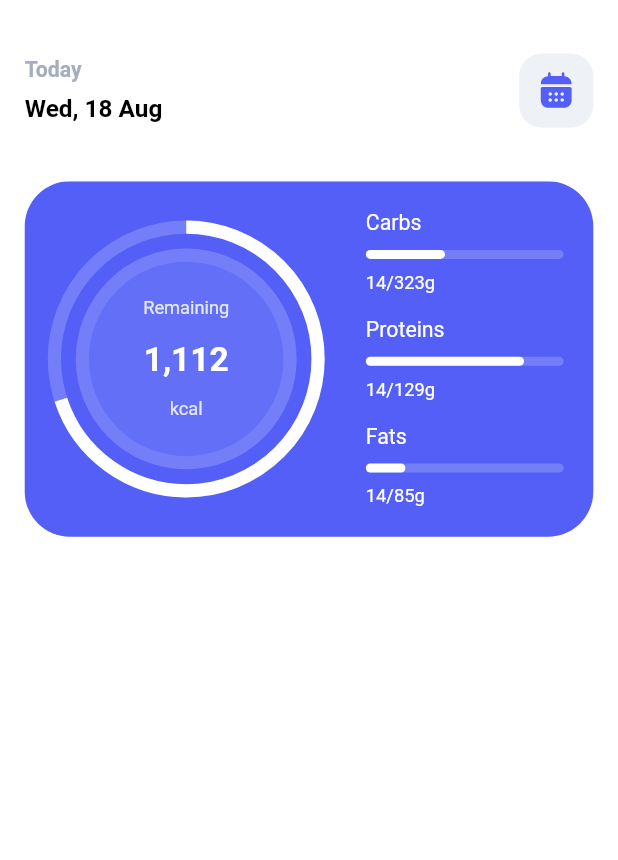
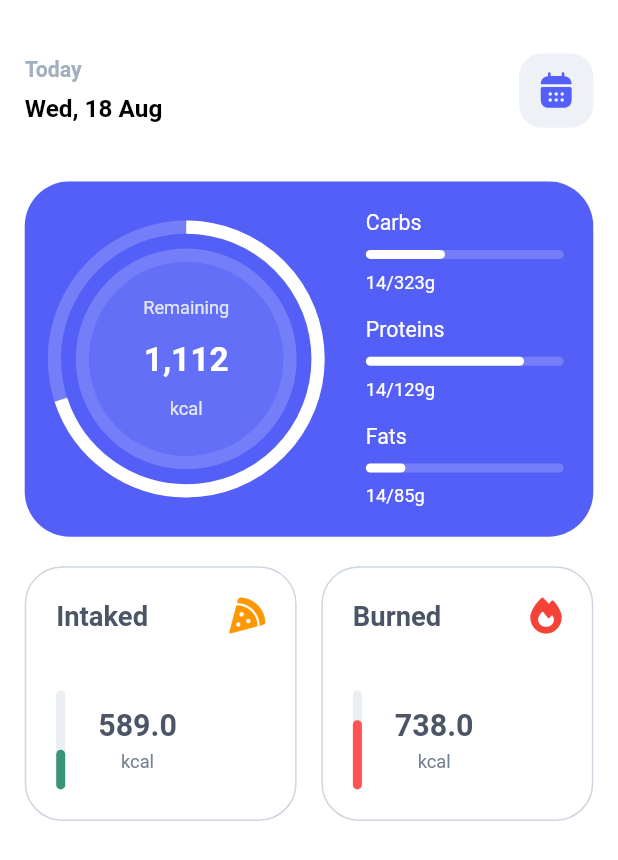
Before and after one commit to mahdinazmi/Flutter-Nutrition-UI, a Flutter app: the screen it shows after launch, on a phone screen of 412 x 824 dp. Shown: the top 860 px of the screen. Run offline on Flutter 3.47's test engine with Material 2 defaults, Android fonts, the phone set to English and light mode, and no system bars; drawn by our look-alikes of percent_indicator; our stand-ins replace flutter_screenutil, flutter_svg, font_awesome_flutter.

Commit message:
Add Daily Calorie Statistics

```diff
--- a/lib/screen/home/home-body.dart
+++ b/lib/screen/home/home-body.dart
@@ -3,6 +3,7 @@ import 'package:flutter_screenutil/flutter_screenutil.dart';
 import 'package:flutter_svg/flutter_svg.dart';
 import 'package:nutrition/config/config.dart';
 
+import 'widget/daily-calorie-statistics.dart';
 import 'widget/daily-summary.dart';
 
 class HomeBody extends StatelessWidget {
@@ -20,7 +21,8 @@ class HomeBody extends StatelessWidget {
         margin: EdgeInsets.only(right: 15. w, left: 15. w),
         child: ListView(
           children: const [
-            DailySummary()
+            DailySummary(),
+            DailyCalorieStatistics()
           ],
         ),
       ),
--- /dev/null
+++ b/lib/screen/home/widget/daily-calorie-statistics.dart
@@ -0,0 +1,47 @@
+import 'package:flutter/material.dart';
+import 'package:flutter_screenutil/flutter_screenutil.dart';
+import 'package:font_awesome_flutter/font_awesome_flutter.dart';
+import 'package:nutrition/config/config.dart';
+import 'package:nutrition/widget/widget.dart';
+
+class DailyCalorieStatistics extends StatelessWidget {
+  const DailyCalorieStatistics({
+    Key ? key
+  }): super(key: key);
+
+  @override
+  Widget build(BuildContext context) {
+    return AspectRatio(
+      aspectRatio: 2,
+      child: Container(
+        margin: EdgeInsets.only(top: 18. w),
+        child: Row(
+          mainAxisAlignment: MainAxisAlignment.spaceBetween,
+          children: [
+            statisticsTile(
+              title: 'Intaked',
+              icon: FaIcon(
+                FontAwesomeIcons.pizzaSlice,
+                color: Colors.orange,
+              ),
+              progressColor: AppColors.colorAccent,
+              value: 589,
+              progressPercent: 0.4
+            ),
+            SizedBox(width: 15. w, ),
+            statisticsTile(
+              title: 'Burned',
+              icon: FaIcon(
+                FontAwesomeIcons.fire,
+                color: Colors.red,
+              ),
+              progressColor: Colors.redAccent,
+              value: 738,
+              progressPercent: 0.7
+            ),
+          ],
+        ),
+      ),
+    );
+  }
+}
--- a/lib/screen/home/widget/daily-summary.dart
+++ b/lib/screen/home/widget/daily-summary.dart
@@ -99,6 +99,7 @@ class DailySummary extends StatelessWidget {
       ),
     );
   }
+
   Widget _macronutrients() {
     return Column(
       mainAxisAlignment: MainAxisAlignment.spaceBetween,
@@ -139,6 +140,7 @@ class DailySummary extends StatelessWidget {
             progressColor: Colors.white,
             padding: EdgeInsets.zero,
             backgroundColor: AppColors.colorTint100.withOpacity(0.2),
+
           ),
           Text(
             amountInGram!,
--- /dev/null
+++ b/lib/widget/statistics-tile.dart
@@ -0,0 +1,77 @@
+  import 'package:flutter/material.dart';
+  import 'package:font_awesome_flutter/font_awesome_flutter.dart';
+  import 'package:nutrition/config/config.dart';
+  import 'package:flutter_screenutil/flutter_screenutil.dart';
+  import 'package:percent_indicator/linear_percent_indicator.dart';
+
+  Widget statisticsTile({ Color ? progressColor, String ? title, FaIcon ? icon, double ? value, double ? progressPercent, }) {
+    return Expanded(
+      child: Container(
+        padding: EdgeInsets.all(20),
+        decoration: BoxDecoration(
+          color: Colors.transparent,
+          border: Border.all(color: AppColors.colorTint400),
+          borderRadius: BorderRadius.circular(25)
+        ),
+        child: Column(
+          mainAxisAlignment: MainAxisAlignment.spaceBetween,
+          crossAxisAlignment: CrossAxisAlignment.start,
+          children: [
+            Row(
+              mainAxisAlignment: MainAxisAlignment.spaceBetween,
+              children: [
+                Text(
+                  title!,
+                  style: TextStyle(
+                    color: AppColors.colorTint700,
+                    fontWeight: FontWeight.bold,
+                    fontSize: 18. sp
+                  ),
+                ),
+                icon!,
+              ],
+            ),
+            Row(
+              children: [
+                RotatedBox(
+                  quarterTurns: -1,
+                  child: LinearPercentIndicator(
+                    width: 60. w,
+                    animation: true,
+                    lineHeight: 6,
+                    animationDuration: 2500,
+                    percent: progressPercent!,
+                    barRadius: Radius.circular(3),
+                    progressColor: progressColor!,
+                    padding: EdgeInsets.zero,
+                    backgroundColor: AppColors.colorTint400.withOpacity(0.4),
+                  ),
+                ),
+                SizedBox(width: 20. w),
+                Column(
+                  children: [
+                    Text(
+                      value.toString(),
+                      style: TextStyle(
+                        color: AppColors.colorTint700,
+                        fontSize: 20. sp,
+                        fontWeight: FontWeight.bold
+                      ),
+                    ),
+                    SizedBox(height: 5. w),
+                    Text(
+                      'kcal',
+                      style: TextStyle(
+                        color: AppColors.colorTint600,
+                        fontSize: 12. sp,
+                      ),
+                    ),
+                  ],
+                )
+              ],
+            ),
+          ],
+        ),
+      ),
+    );
+  }
--- /dev/null
+++ b/lib/widget/widget.dart
@@ -0,0 +1 @@
+export 'statistics-tile.dart';
--- a/pubspec.yaml
+++ b/pubspec.yaml
@@ -19,9 +19,10 @@ dependencies:
   flutter_svg: ^0.23.0+1
   # linaer percent inicator
   percent_indicator: ^4.0.0
-
   # screen util
   flutter_screenutil: ^5.0.1
+  #icon
+  font_awesome_flutter: 10.1.0
 
 dev_dependencies:
   flutter_test:
```
Also changed, not shown: pubspec.lock.
